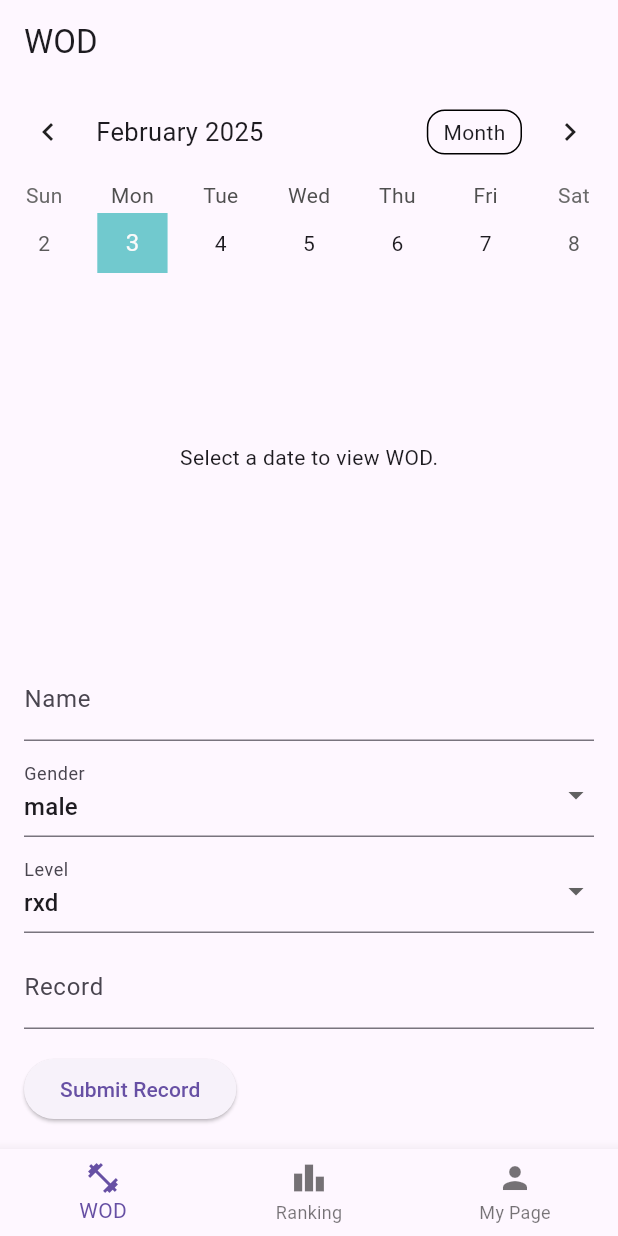
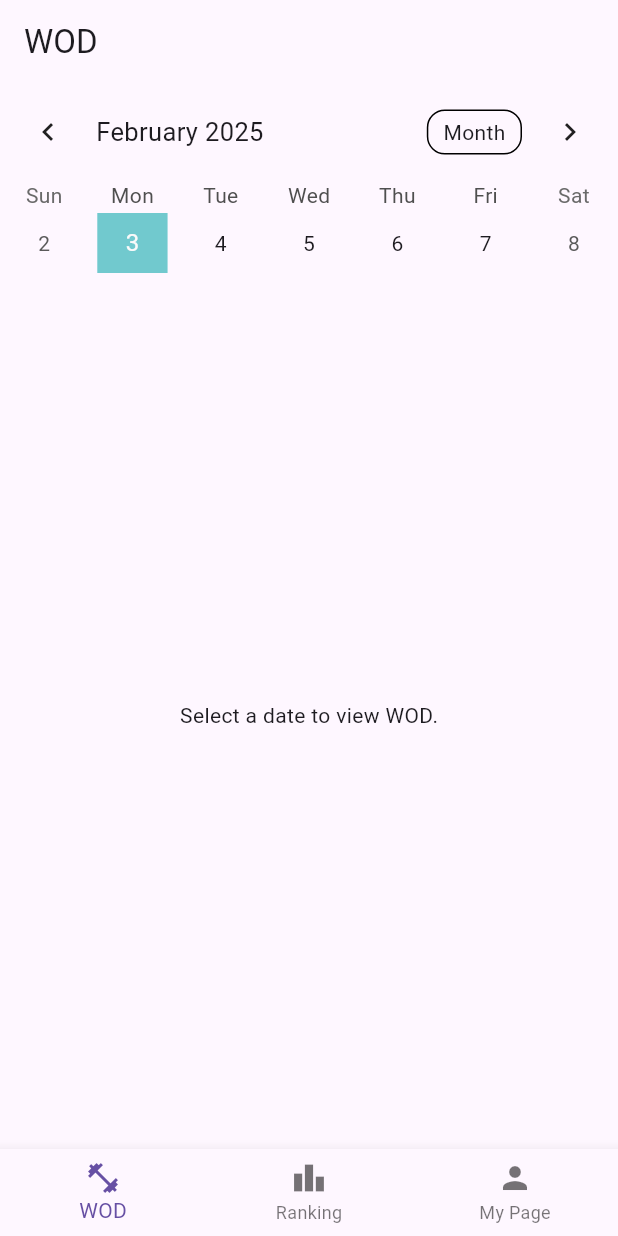
Before and after one commit to marofmar/cfq, a Flutter app: the screen it shows after launch, on a phone screen of 412 x 824 dp. Run offline on Flutter 3.47's test engine with Material 3 defaults, Android fonts, the phone set to English and light mode, and no system bars; drawn by our look-alikes of table_calendar; our stand-ins replace bloc, cloud_firestore, dartz, equatable, firebase_auth, firebase_core and 5 more; accounts and stored records are empty.

Commit message:
feat: userCubit 이용해서 role에 따라 record input form 보일지 여부 결정

```diff
--- a/lib/presentation/screens/wod_page.dart
+++ b/lib/presentation/screens/wod_page.dart
@@ -1,4 +1,5 @@
 import 'package:cfq/presentation/bloc/date_cubit.dart';
+import 'package:cfq/presentation/bloc/user_state.dart';
 import 'package:cfq/presentation/themes/theme_color.dart';
 import 'package:flutter/material.dart';
 import 'package:flutter_bloc/flutter_bloc.dart';
@@ -6,8 +7,9 @@ import 'package:table_calendar/table_calendar.dart';
 import 'package:cfq/presentation/bloc/wod_cubit.dart';
 import 'package:cfq/presentation/bloc/record_cubit.dart';
 import 'package:cfq/domain/entities/record_entity.dart';
-import 'package:cfq/presentation/screens/ranking_page.dart';
 import 'package:cfq/presentation/widgets/record_input_form.dart';
+import 'package:cfq/presentation/bloc/user_cubit.dart';
+import 'package:cfq/domain/entities/user_entity.dart';
 
 class WodPage extends StatefulWidget {
   const WodPage({Key? key}) : super(key: key);
@@ -140,7 +142,13 @@ class _WodPageState extends State<WodPage> {
                 },
               ),
             ),
-            RecordInputForm(
+            BlocBuilder<UserCubit, UserState>(
+              builder: (context, userState) {
+                final user = userState.user;
+                if (user != null &&
+                    (user.role == UserRole.admin ||
+                        user.role == UserRole.coach)) {
+                  return RecordInputForm(
                     nameController: _nameController,
                     recordController: _recordController,
                     selectedGender: _selectedGender,
@@ -171,6 +179,10 @@ class _WodPageState extends State<WodPage> {
                       context.read<RecordCubit>().postRecord(record);
                       _resetFields();
                     },
+                  );
+                }
+                return const SizedBox.shrink();
+              },
             ),
             BlocListener<RecordCubit, RecordState>(
               listener: (context, state) {
```
Lines whose indentation alone changed are shown as unchanged.
